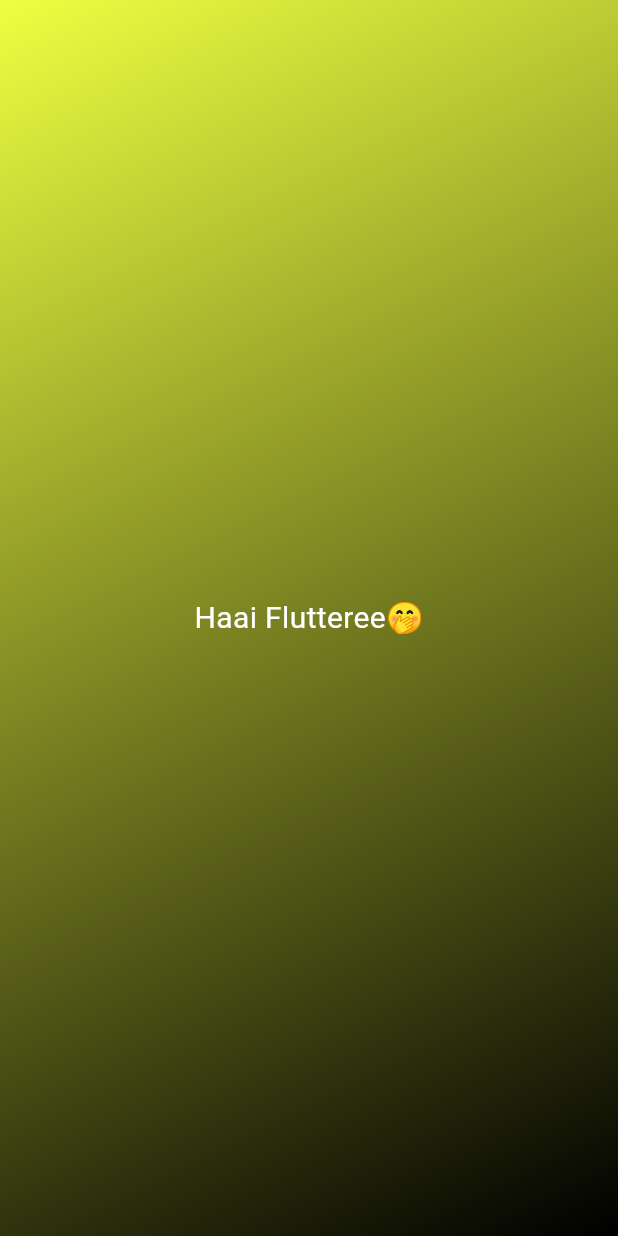
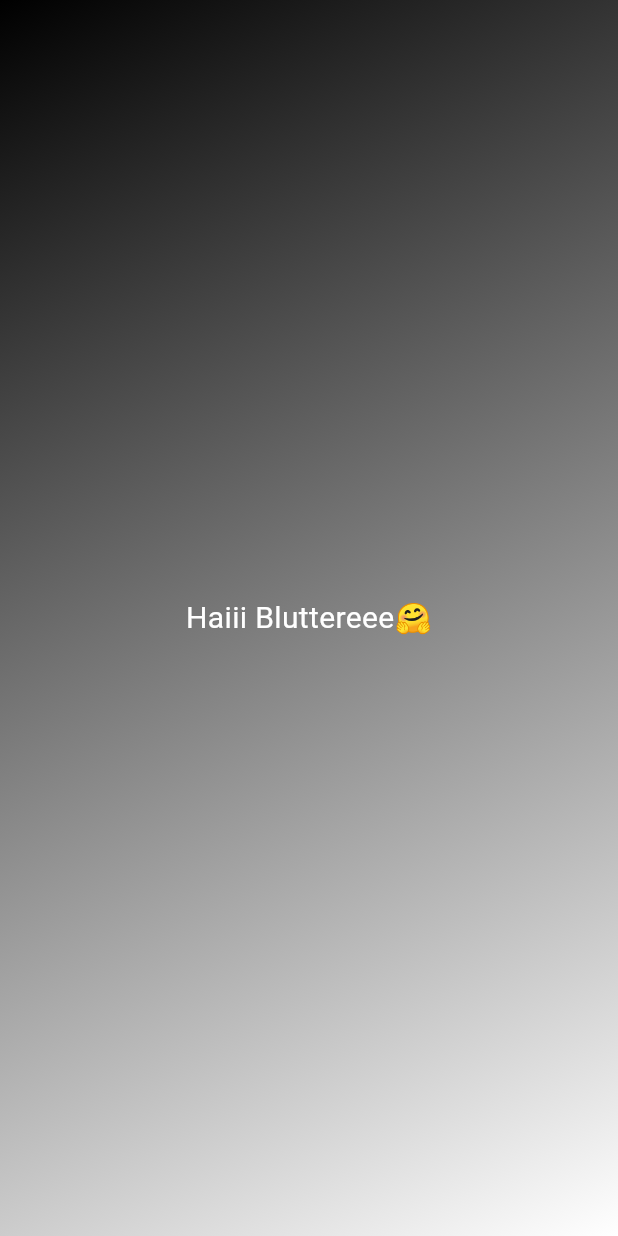
Before and after one commit to Orhanko/FlutterStart, a Flutter app: the screen it shows after launch, on a phone screen of 412 x 824 dp. Run offline on Flutter 3.47's test engine with Material 3 defaults, Android fonts, the phone set to English and light mode, and no system bars.

Commit message:
Learned how to use class constructor variables

```diff
--- a/lib/linear_gradient.dart
+++ b/lib/linear_gradient.dart
@@ -2,18 +2,20 @@ import 'package:flutter/material.dart';
 import 'package:pocetak/styled_text.dart';
 
 class LinearGradientWithCenteredText extends StatelessWidget {
-  const LinearGradientWithCenteredText({super.key});
+  const LinearGradientWithCenteredText(this.colors, {super.key});
+  final List<Color> colors;
+
   @override
   Widget build(context) {
     return Container(
-      decoration: const BoxDecoration(
+      decoration: BoxDecoration(
         gradient: LinearGradient(
-          colors: [Colors.limeAccent, Colors.black],
+          colors: colors,
           begin: Alignment.topLeft,
           end: Alignment.bottomRight,
         ),
       ),
-      child: Center(child: StyledText()),
+      child: Center(child: StyledText('Haiii Bluttereee🤗')),
     );
   }
 }
--- a/lib/main.dart
+++ b/lib/main.dart
@@ -2,5 +2,11 @@ import 'package:flutter/material.dart';
 import 'package:pocetak/linear_gradient.dart';
 
 void main() {
-  runApp(MaterialApp(home: Scaffold(body: LinearGradientWithCenteredText())));
+  runApp(
+    MaterialApp(
+      home: Scaffold(
+        body: LinearGradientWithCenteredText([Colors.black, Colors.white]),
+      ),
+    ),
+  );
 }
--- a/lib/styled_text.dart
+++ b/lib/styled_text.dart
@@ -1,12 +1,12 @@
 import 'package:flutter/material.dart';
 
 class StyledText extends StatelessWidget {
-  const StyledText({super.key});
+  const StyledText(this.text, {super.key});
+
+  final String text;
+
   @override
   Widget build(context) {
-    return Text(
-      'Haai Flutteree🤭',
-      style: TextStyle(fontSize: 20, color: Colors.white),
-    );
+    return Text(text, style: TextStyle(fontSize: 20, color: Colors.white));
   }
 }
```
